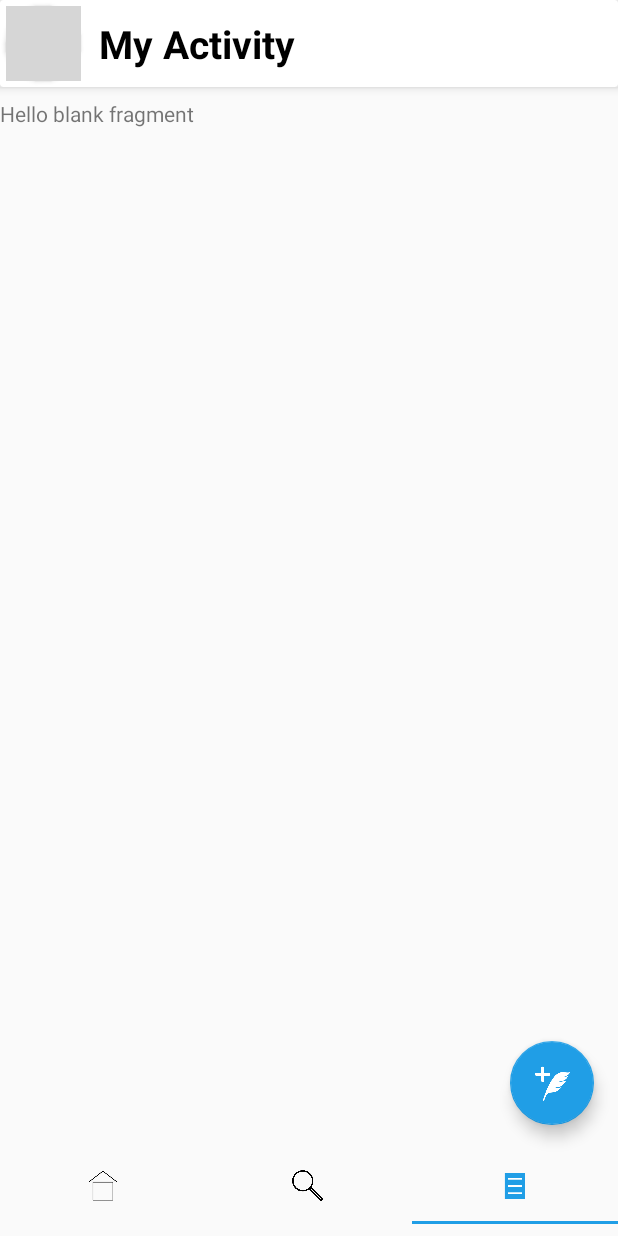
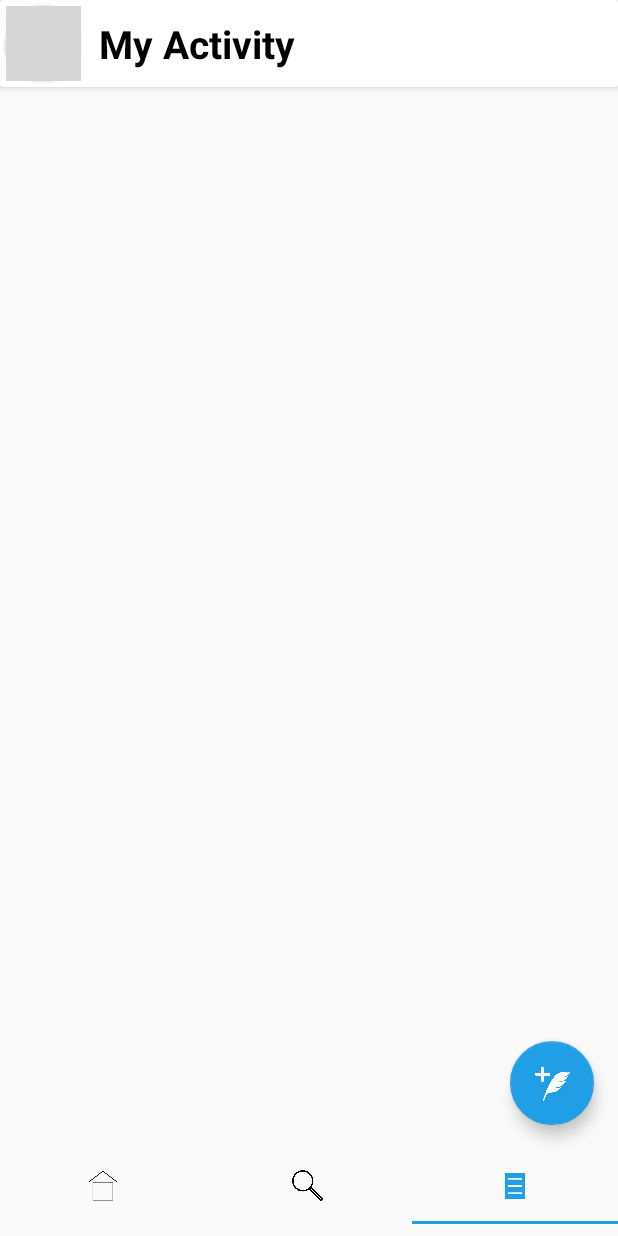
Before and after one commit to xsongUT/Red_v1, an Android app built with Jetpack Compose: the screen it shows after launch once a user with an empty profile is signed in (HomeActivity), item 3 of the bottom bar chosen, on a phone screen of 412 x 824 dp. Run offline under Robolectric (Android 15) with nearby library versions, the phone set to English and light mode, and no system bars; our stand-ins replace Firebase (no records; nobody signed in at launch, a user with empty details on screens opened directly); 2 statements that could not run were skipped; grey boxes are pictures that could not be loaded.

Commit message:
add personal activity screen

```diff
--- a/app/src/main/res/layout/fragment_my_activity.xml
+++ b/app/src/main/res/layout/fragment_my_activity.xml
@@ -5,10 +5,17 @@
     android:layout_height="match_parent"
     tools:context=".fragments.MyActivityFragment">
 
-    <!-- TODO: Update blank fragment layout -->
-    <TextView
+
+    <androidx.swiperefreshlayout.widget.SwipeRefreshLayout
+        android:id="@+id/swipeRefresh"
         android:layout_width="match_parent"
-        android:layout_height="match_parent"
-        android:text="@string/hello_blank_fragment" />
+        android:layout_height="match_parent">
+        <androidx.recyclerview.widget.RecyclerView
+            android:id="@+id/redList"
+            android:layout_width="match_parent"
+            android:layout_height="match_parent">
+
+        </androidx.recyclerview.widget.RecyclerView>
+    </androidx.swiperefreshlayout.widget.SwipeRefreshLayout>
 
 </FrameLayout>
```
Also changed, not shown: app/src/main/java/com/example/red_v1/fragments/MyActivityFragment.kt (+50 -2 lines).
